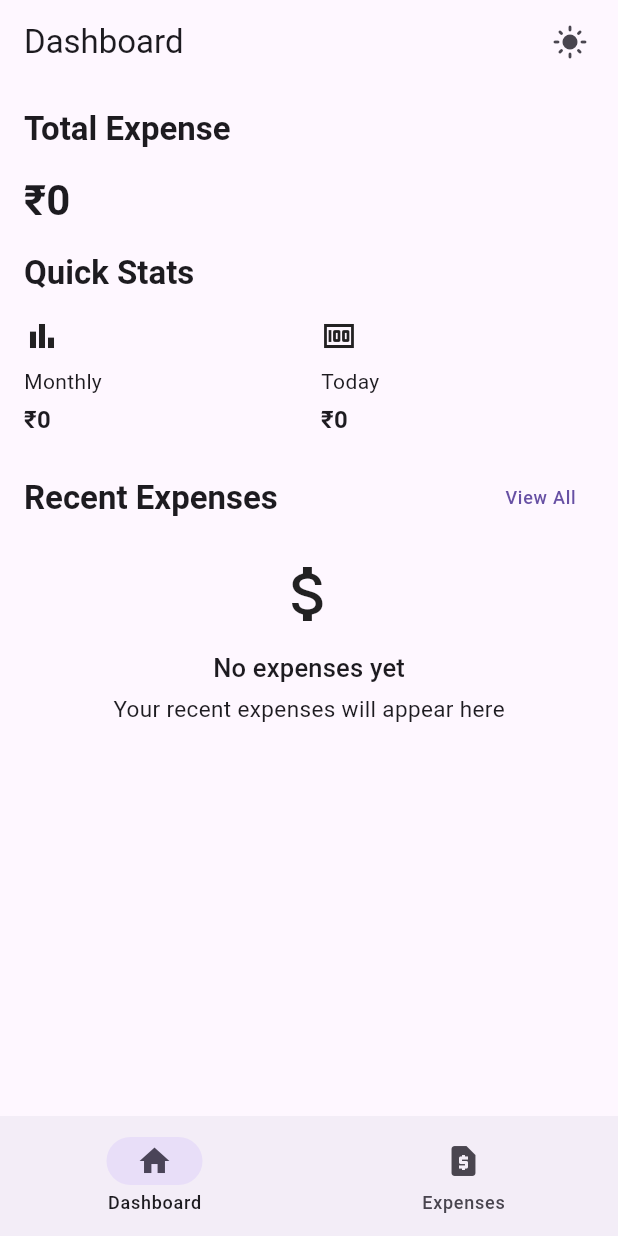
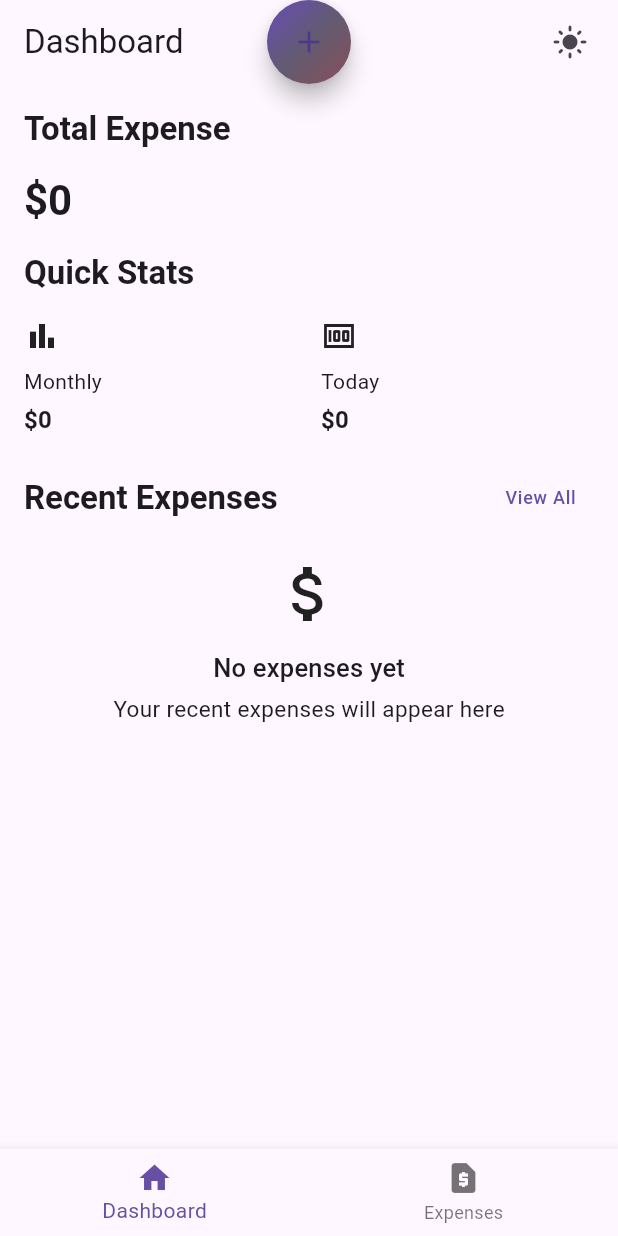
Before and after one commit to kmcite/money, a Flutter app: the screen it shows after launch, on a phone screen of 412 x 824 dp. Run offline on Flutter 3.47's test engine with Material 3 defaults, Android fonts, the phone set to English and light mode, and no system bars; our stand-ins replace flutter_native_splash, hive_flutter, objectbox, signals; accounts and stored records are empty; generated files the repository leaves out were written again; project files that could hold a hidden picture were left out.

Commit message:
career_switch

```diff
--- a/lib/dashboard/application_shell.dart
+++ b/lib/dashboard/application_shell.dart
@@ -1,16 +1,22 @@
+import 'dart:math' show pi;
+
 import 'package:flutter/material.dart';
 import 'package:money/dashboard/dashboard.dart';
 import 'package:money/expenses/expenses_screen.dart';
-import 'package:money/utils/ui.dart';
 import 'package:signals/signals.dart';
 
 final indexSignal = signal(0);
-// final pageController = PageController();
 
-// EffectCleanup? indexEffect;
+class ApplicationShell extends StatefulWidget {
+  const ApplicationShell({super.key});
 
-class ApplicationShell extends UI {
-  const ApplicationShell({super.key});
+  @override
+  State<ApplicationShell> createState() => _ApplicationShellState();
+}
+
+class _ApplicationShellState extends State<ApplicationShell> {
+  int index = 0;
+  void onIndexChanged(int value) => setState(() => index = value);
 
   @override
   Widget build(BuildContext context) {
@@ -19,15 +25,36 @@ class ApplicationShell extends UI {
         DashboardPage(),
         ExpensesScreen(),
       ][indexSignal()],
-      bottomNavigationBar: NavigationBar(
-        selectedIndex: indexSignal(),
-        onDestinationSelected: indexSignal.set,
-        destinations: const [
-          NavigationDestination(
+      floatingActionButtonLocation: .centerTop,
+      floatingActionButton: FloatingActionButton(
+        onPressed: () {},
+        shape: CircleBorder(eccentricity: .2),
+        child: Container(
+          width: 60,
+          height: 60,
+          decoration: BoxDecoration(
+            borderRadius: BorderRadius.circular(30),
+            gradient: LinearGradient(
+              colors: [
+                Theme.of(context).colorScheme.primary,
+                Theme.of(context).colorScheme.secondary,
+                Theme.of(context).colorScheme.tertiary,
+              ],
+              transform: GradientRotation(pi / 4),
+            ),
+          ),
+          child: Icon(Icons.add),
+        ),
+      ),
+      bottomNavigationBar: BottomNavigationBar(
+        currentIndex: index,
+        onTap: onIndexChanged,
+        items: const [
+          BottomNavigationBarItem(
             icon: Icon(Icons.home),
             label: 'Dashboard',
           ),
-          NavigationDestination(
+          BottomNavigationBarItem(
             icon: Icon(Icons.request_page),
             label: 'Expenses',
           ),
--- a/lib/expenses/show_expense_dialog.dart
+++ b/lib/expenses/show_expense_dialog.dart
@@ -43,7 +43,7 @@ class ShowExpenseDialog extends UI {
               borderRadius: BorderRadius.circular(8),
             ),
             child: Text(
-              '₹${expense.money.toStringAsFixed(0)}',
+              '\$${expense.money.toStringAsFixed(0)}',
               style: theme.textTheme.bodyLarge?.copyWith(
                 fontWeight: FontWeight.w600,
                 fontSize: 24,
```
Also changed, not shown: lib/dashboard/dashboard.dart (+4 -8 lines), lib/expenses/edit_expense_dialog.dart (+15 -6 lines), lib/expenses/expense_tile.dart (+5 -6 lines), lib/expenses/expenses_screen.dart (+9 -11 lines), pubspec.lock.
